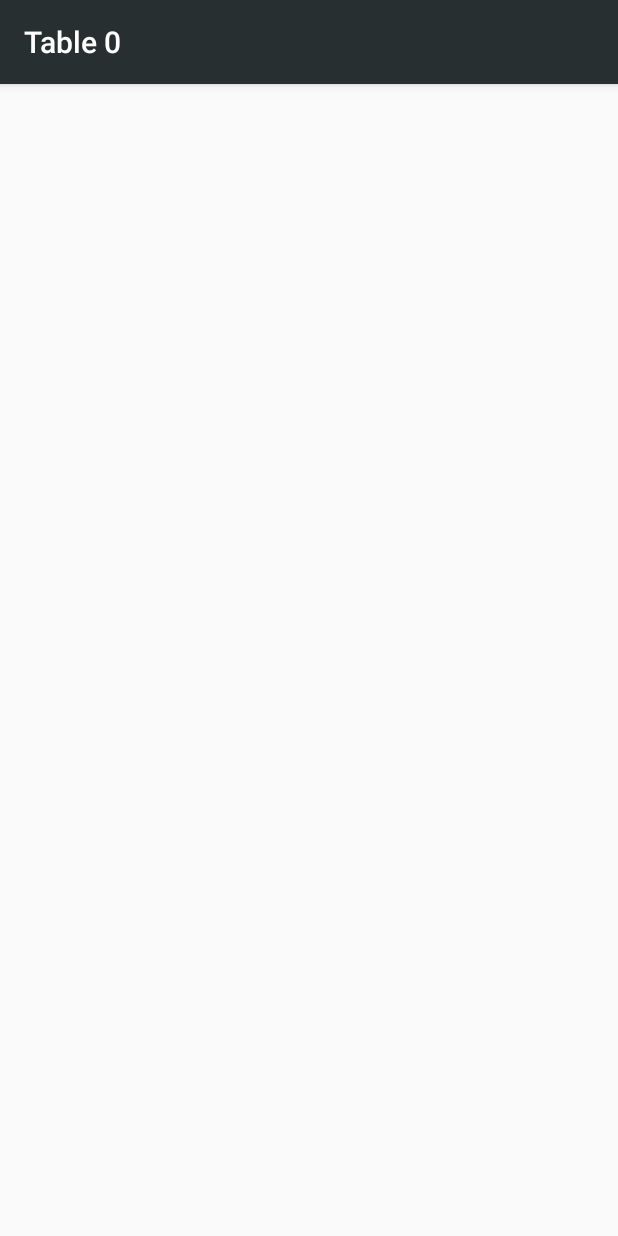
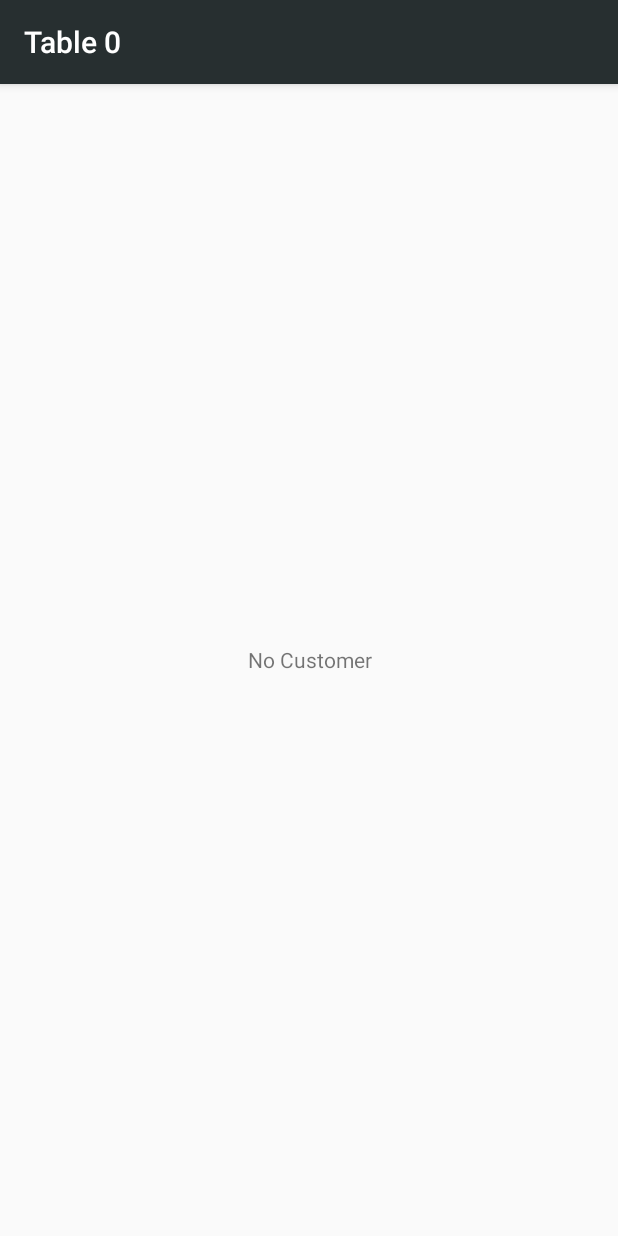
Before and after one commit to mlph-ccaponpon/android-table-reservation, an Android app: the CustomerListActivity screen opened directly, with no data from a screen before it, on a phone screen of 412 x 824 dp. Run offline under Robolectric (Android 15) with nearby library versions, the phone set to English and light mode, and no system bars; our stand-ins replace Room's generated code, RxJava.

Commit message:
Added Empty View for Customer List

```diff
--- a/app/src/main/java/com/example/tablereservation/activity/CustomerListActivity.kt
+++ b/app/src/main/java/com/example/tablereservation/activity/CustomerListActivity.kt
@@ -4,6 +4,9 @@ import android.annotation.SuppressLint
 import android.content.Intent
 import androidx.appcompat.app.AppCompatActivity
 import android.os.Bundle
+import android.view.View
+import android.widget.LinearLayout
+import android.widget.TextView
 import androidx.recyclerview.widget.LinearLayoutManager
 import androidx.recyclerview.widget.RecyclerView
 import com.example.tablereservation.R
@@ -18,7 +21,7 @@ import io.reactivex.schedulers.Schedulers
 class CustomerListActivity : AppCompatActivity() {
     private var tableId: Int = 0
     lateinit var customerListView: RecyclerView
-    private var customerList:List<String> = ArrayList()
+    lateinit var customerEmptyView: TextView
     lateinit var appDatabase: AppDatabase
 
     override fun onCreate(savedInstanceState: Bundle?) {
@@ -30,6 +33,9 @@ class CustomerListActivity : AppCompatActivity() {
         supportActionBar?.title = navBarTitle
 
         appDatabase = AppDatabase.getDatabase(this)
+        customerListView = findViewById(R.id.customer_list)
+        customerListView.layoutManager = LinearLayoutManager(this)
+        customerEmptyView = findViewById(R.id.customer_empty_view)
         showCustomerListByTable()
     }
 
@@ -40,9 +46,14 @@ class CustomerListActivity : AppCompatActivity() {
         }.subscribeOn(Schedulers.io())
             .observeOn(AndroidSchedulers.mainThread())
             .subscribe{ customerList ->
-                customerListView = findViewById(R.id.customer_list)
-                customerListView.layoutManager = LinearLayoutManager(this)
-                customerListView.adapter = CustomerAdapter(customerList, this)
+                if(customerList.isNotEmpty()) {
+                    customerEmptyView.visibility = View.GONE
+                    customerListView.visibility = View.VISIBLE
+                    customerListView.adapter = CustomerAdapter(customerList, this)
+                } else {
+                    customerListView.visibility = View.GONE
+                    customerEmptyView.visibility = View.VISIBLE
+                }
             }
     }
 }
--- a/app/src/main/res/layout/activity_customer_list.xml
+++ b/app/src/main/res/layout/activity_customer_list.xml
@@ -1,7 +1,23 @@
 <?xml version="1.0" encoding="utf-8"?>
-<androidx.recyclerview.widget.RecyclerView xmlns:android="http://schemas.android.com/apk/res/android"
+<LinearLayout xmlns:android="http://schemas.android.com/apk/res/android"
     xmlns:tools="http://schemas.android.com/tools"
-    android:id="@+id/customer_list"
+    android:id="@+id/customer_list_layout"
     android:layout_width="match_parent"
     android:layout_height="match_parent"
-    tools:context=".activity.CustomerListActivity"/>
+    android:orientation="vertical"
+    tools:context=".activity.CustomerListActivity">
+
+    <androidx.recyclerview.widget.RecyclerView
+        android:id="@+id/customer_list"
+        android:layout_width="match_parent"
+        android:layout_height="match_parent" />
+
+    <TextView
+        android:id="@+id/customer_empty_view"
+        android:layout_width="match_parent"
+        android:layout_height="match_parent"
+        android:gravity="center"
+        android:text="@string/no_customer"
+        android:visibility="gone"/>
+
+</LinearLayout>
--- a/app/src/main/res/values/strings.xml
+++ b/app/src/main/res/values/strings.xml
@@ -18,5 +18,7 @@
     <string name="add_customer_table_full">Sorry, this table is already full</string>
     <string name="add_customer_name_req">Customer Name is required</string>
 
+    <!-- Customer List Activity -->
+    <string name="no_customer">No Customer</string>
 
 </resources>
```
